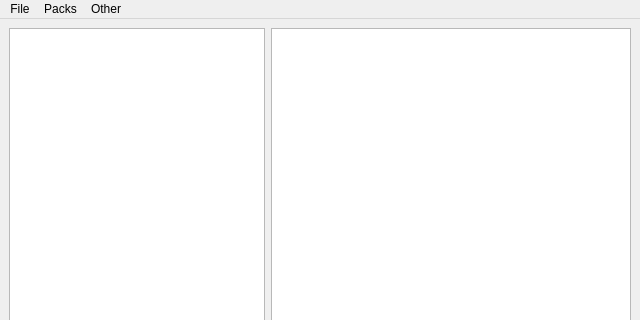
This is gui.ui in haihala/modman as Qt 5 draws it before an edit; both pictures show x 0 to 640 and y 0 to 320 of the 640 by 472 pixel window. The edited form follows.
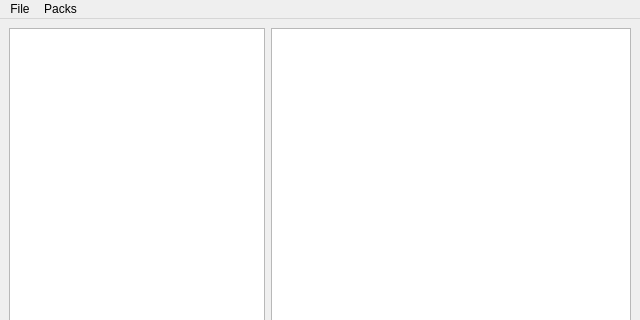
This is the edited form.

Commit message: gui 1.0 is finalized

```diff
--- a/gui.ui
+++ b/gui.ui
@@ -79,16 +79,8 @@
     <addaction name="install_pack_button_2"/>
     <addaction name="get_pack_string_button"/>
    </widget>
-   <widget class="QMenu" name="menuHelp">
-    <property name="title">
-     <string>Other</string>
-    </property>
-    <addaction name="help_button"/>
-    <addaction name="preferences_button"/>
-   </widget>
    <addaction name="menuFile"/>
    <addaction name="menuPacks"/>
-   <addaction name="menuHelp"/>
   </widget>
   <widget class="QStatusBar" name="statusbar"/>
   <action name="actionOpen_modpack_folder">
```
The commit also changes 1 other file.
